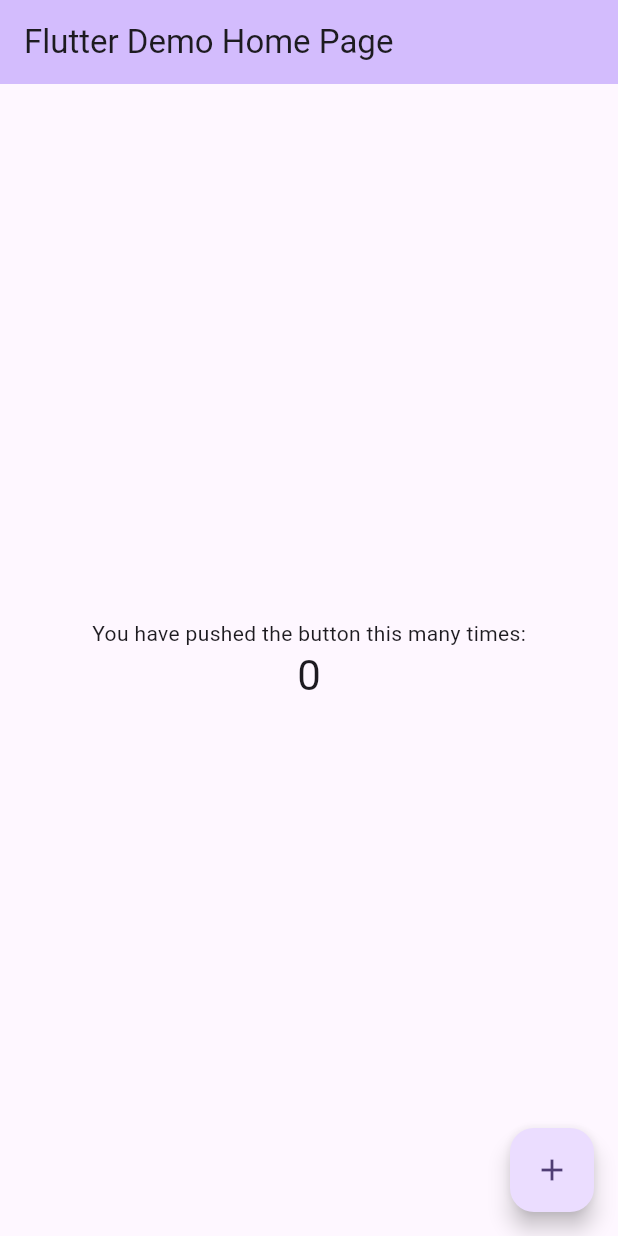
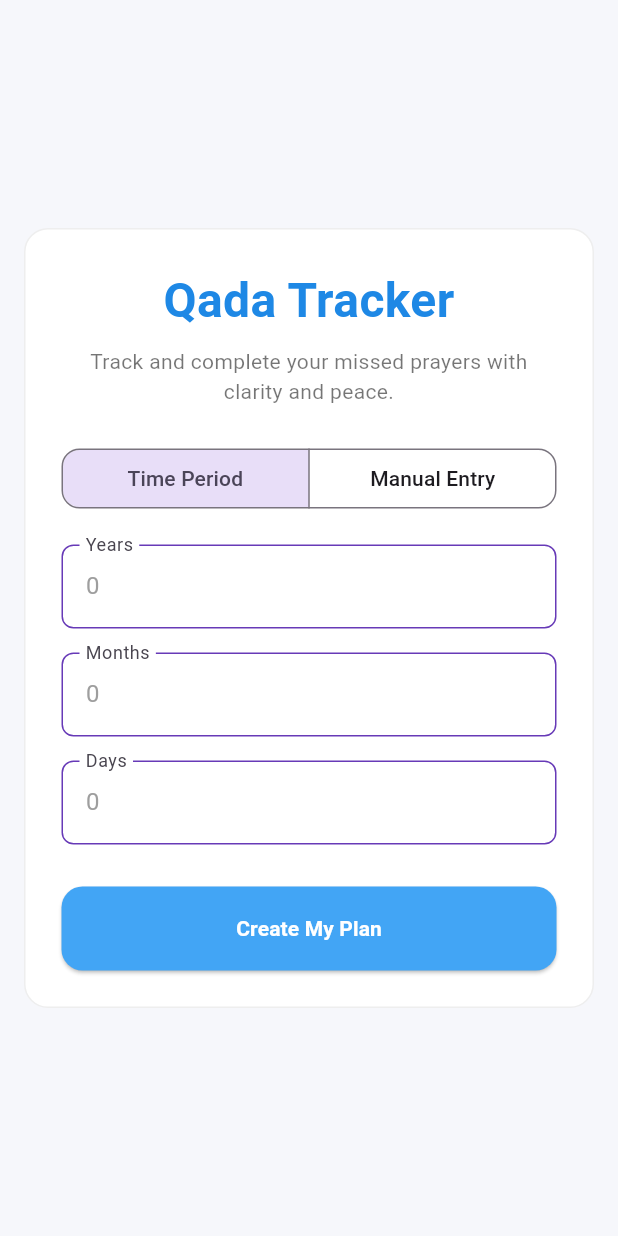
Before and after one commit to youssefeldesoukyy/qadaa_prayer_tracker, a Flutter app: the screen it shows after launch, on a phone screen of 412 x 824 dp. Run offline on Flutter 3.47's test engine with Material 3 defaults, Android fonts, the phone set to English and light mode, and no system bars.

Commit message:
Added QadaaMissed screen

```diff
--- /dev/null
+++ b/lib/Views/qadaa_missed.dart
@@ -0,0 +1,179 @@
+import 'package:flutter/material.dart';
+import 'package:flutter/services.dart';
+
+class QadaaMissed extends StatefulWidget {
+  const QadaaMissed({super.key});
+
+  @override
+  State<QadaaMissed> createState() => _QadaaMissedState();
+}
+
+enum QadaMode { timePeriod, manual }
+
+class _QadaaMissedState extends State<QadaaMissed> {
+  QadaMode _mode = QadaMode.timePeriod;
+
+  final _years = TextEditingController();
+  final _months = TextEditingController();
+  final _days = TextEditingController();
+
+  final _fajr = TextEditingController();
+  final _dhuhr = TextEditingController();
+  final _asr = TextEditingController();
+  final _maghrib = TextEditingController();
+  final _isha = TextEditingController();
+
+
+  final _digitsOnly = [FilteringTextInputFormatter.digitsOnly];
+
+  @override
+  void dispose() {
+    for (final c in [
+      _years,
+      _months,
+      _days,
+      _fajr,
+      _dhuhr,
+      _asr,
+      _maghrib,
+      _isha
+    ]) {
+      c.dispose();
+    }
+    super.dispose();
+  }
+
+  @override
+  Widget build(BuildContext context) {
+    return Scaffold(
+      backgroundColor: const Color(0xFFF6F7FB),
+      body: Center(
+        child: SingleChildScrollView(
+          padding: const EdgeInsets.all(16),
+          child: Container(
+            constraints: const BoxConstraints(maxWidth: 600),
+            padding: const EdgeInsets.fromLTRB(24, 24, 24, 24),
+            decoration: BoxDecoration(
+              color: Colors.white,
+              borderRadius: BorderRadius.circular(16),
+              border: Border.all(color: Colors.grey.shade200),
+            ),
+            child: Column(
+              crossAxisAlignment: CrossAxisAlignment.stretch,
+              children: [
+                Text(
+                  'Qada Tracker',
+                  textAlign: TextAlign.center,
+                  style: TextStyle(
+                    color: Colors.blue.shade600,
+                    fontSize: 32,
+                    fontWeight: FontWeight.bold,
+                  ),
+                ),
+                const SizedBox(height: 8),
+                const Text(
+                  'Track and complete your missed prayers with clarity and peace.',
+                  textAlign: TextAlign.center,
+                  style: TextStyle(color: Colors.black54),
+                ),
+                const SizedBox(height: 24),
+                _buildModeSwitch(),
+                const SizedBox(height: 20),
+                if (_mode == QadaMode.timePeriod) _buildTimeFields() else
+                  _buildManualFields(),
+                const SizedBox(height: 12),
+                ElevatedButton(
+                  style: ElevatedButton.styleFrom(
+                    backgroundColor: Colors.blue.shade400,
+                    foregroundColor: Colors.white,
+                    minimumSize: const Size.fromHeight(56),
+                    shape: RoundedRectangleBorder(
+                      borderRadius: BorderRadius.circular(14),
+                    ),
+                  ),
+                  onPressed: () {},
+                  child: const Text(
+                    'Create My Plan',
+                    style: TextStyle(fontWeight: FontWeight.bold),
+                  ),
+                ),
+              ],
+            ),
+          ),
+        ),
+      ),
+    );
+  }
+
+  Widget _buildModeSwitch() {
+    return SizedBox(
+      width: double.infinity,
+      child: SegmentedButton<QadaMode>(
+        segments: const [
+          ButtonSegment<QadaMode>(
+              value: QadaMode.timePeriod, label: Text('Time Period')),
+          ButtonSegment<QadaMode>(
+              value: QadaMode.manual, label: Text('Manual Entry')),
+        ],
+        selected: {_mode},
+        onSelectionChanged: (s) => setState(() => _mode = s.first),
+        showSelectedIcon: false,
+        style: ButtonStyle(
+          minimumSize: WidgetStateProperty.all(const Size.fromHeight(48)),
+          shape: WidgetStateProperty.all(
+            RoundedRectangleBorder(borderRadius: BorderRadius.circular(12)),
+          ),
+        ),
+      ),
+    );
+  }
+
+  Widget _buildTimeFields() {
+    return Column(
+      children: [
+        _textField('Years', _years),
+        _textField('Months', _months),
+        _textField('Days', _days),
+      ],
+    );
+  }
+
+  Widget _buildManualFields() {
+    return Column(
+      children: [
+        _textField('Fajr', _fajr),
+        _textField('Dhuhr', _dhuhr),
+        _textField('Asr', _asr),
+        _textField('Maghrib', _maghrib),
+        _textField('Isha', _isha),
+      ],
+    );
+  }
+
+  Widget _textField(String label, TextEditingController controller) {
+    return Padding(
+      padding: const EdgeInsets.only(bottom: 16),
+      child: TextField(
+        controller: controller,
+        keyboardType: TextInputType.number,
+        inputFormatters: _digitsOnly,
+        decoration: InputDecoration(
+          labelText: label,
+          hintText: '0',
+          hintStyle: const TextStyle(color: Colors.grey),
+          floatingLabelBehavior: FloatingLabelBehavior.always,
+          border: OutlineInputBorder(
+            borderRadius: BorderRadius.circular(8),
+          ),
+          enabledBorder: OutlineInputBorder(
+            borderRadius: BorderRadius.circular(8),
+            borderSide: const BorderSide(color: Colors.deepPurple),
+          ),
+          focusedBorder: const OutlineInputBorder(
+            borderSide: BorderSide(color: Colors.deepPurple, width: 2),
+          ),
+        ),
+      ),
+    );
+  }
+}
--- a/lib/main.dart
+++ b/lib/main.dart
@@ -1,4 +1,5 @@
 import 'package:flutter/material.dart';
+import 'package:qadaa_prayer_tracker/Views/qadaa_missed.dart';
 
 void main() {
   runApp(const MyApp());
@@ -7,119 +8,11 @@
 class MyApp extends StatelessWidget {
   const MyApp({super.key});
 
-  // This widget is the root of your application.
   @override
   Widget build(BuildContext context) {
-    return MaterialApp(
-      title: 'Flutter Demo',
-      theme: ThemeData(
-        // This is the theme of your application.
-        //
-        // TRY THIS: Try running your application with "flutter run". You'll see
-        // the application has a purple toolbar. Then, without quitting the app,
-        // try changing the seedColor in the colorScheme below to Colors.green
-        // and then invoke "hot reload" (save your changes or press the "hot
-        // reload" button in a Flutter-supported IDE, or press "r" if you used
-        // the command line to start the app).
-        //
-        // Notice that the counter didn't reset back to zero; the application
-        // state is not lost during the reload. To reset the state, use hot
-        // restart instead.
-        //
-        // This works for code too, not just values: Most code changes can be
-        // tested with just a hot reload.
-        colorScheme: ColorScheme.fromSeed(seedColor: Colors.deepPurple),
-        useMaterial3: true,
-      ),
-      home: const MyHomePage(title: 'Flutter Demo Home Page'),
+    return const MaterialApp(
+      debugShowCheckedModeBanner: false,
+      home: QadaaMissed(),
     );
   }
 }
-
-class MyHomePage extends StatefulWidget {
-  const MyHomePage({super.key, required this.title});
-
-  // This widget is the home page of your application. It is stateful, meaning
-  // that it has a State object (defined below) that contains fields that affect
-  // how it looks.
-
-  // This class is the configuration for the state. It holds the values (in this
-  // case the title) provided by the parent (in this case the App widget) and
-  // used by the build method of the State. Fields in a Widget subclass are
-  // always marked "final".
-
-  final String title;
-
-  @override
-  State<MyHomePage> createState() => _MyHomePageState();
-}
-
-class _MyHomePageState extends State<MyHomePage> {
-  int _counter = 0;
-
-  void _incrementCounter() {
-    setState(() {
-      // This call to setState tells the Flutter framework that something has
-      // changed in this State, which causes it to rerun the build method below
-      // so that the display can reflect the updated values. If we changed
-      // _counter without calling setState(), then the build method would not be
-      // called again, and so nothing would appear to happen.
-      _counter++;
-    });
-  }
-
-  @override
-  Widget build(BuildContext context) {
-    // This method is rerun every time setState is called, for instance as done
-    // by the _incrementCounter method above.
-    //
-    // The Flutter framework has been optimized to make rerunning build methods
-    // fast, so that you can just rebuild anything that needs updating rather
-    // than having to individually change instances of widgets.
-    return Scaffold(
-      appBar: AppBar(
-        // TRY THIS: Try changing the color here to a specific color (to
-        // Colors.amber, perhaps?) and trigger a hot reload to see the AppBar
-        // change color while the other colors stay the same.
-        backgroundColor: Theme.of(context).colorScheme.inversePrimary,
-        // Here we take the value from the MyHomePage object that was created by
-        // the App.build method, and use it to set our appbar title.
-        title: Text(widget.title),
-      ),
-      body: Center(
-        // Center is a layout widget. It takes a single child and positions it
-        // in the middle of the parent.
-        child: Column(
-          // Column is also a layout widget. It takes a list of children and
-          // arranges them vertically. By default, it sizes itself to fit its
-          // children horizontally, and tries to be as tall as its parent.
-          //
-          // Column has various properties to control how it sizes itself and
-          // how it positions its children. Here we use mainAxisAlignment to
-          // center the children vertically; the main axis here is the vertical
-          // axis because Columns are vertical (the cross axis would be
-          // horizontal).
-          //
-          // TRY THIS: Invoke "debug painting" (choose the "Toggle Debug Paint"
-          // action in the IDE, or press "p" in the console), to see the
-          // wireframe for each widget.
-          mainAxisAlignment: MainAxisAlignment.center,
-          children: <Widget>[
-            const Text(
-              'You have pushed the button this many times:',
-            ),
-            Text(
-              '$_counter',
-              style: Theme.of(context).textTheme.headlineMedium,
-            ),
-          ],
-        ),
-      ),
-      floatingActionButton: FloatingActionButton(
-        onPressed: _incrementCounter,
-        tooltip: 'Increment',
-        child: const Icon(Icons.add),
-      ), // This trailing comma makes auto-formatting nicer for build methods.
-    );
-  }
-}
```
